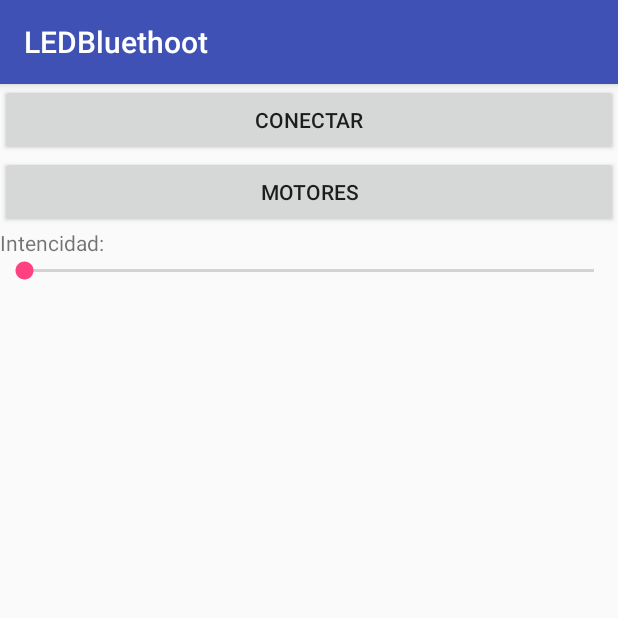
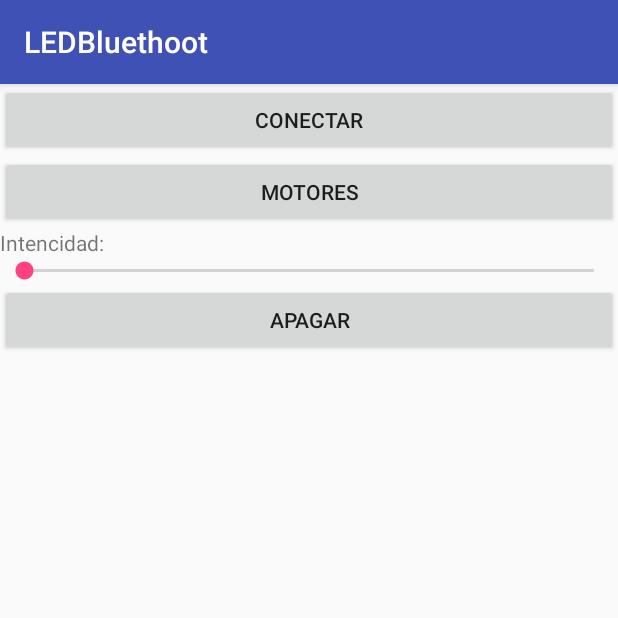
Before and after one commit to leonardoAlonso/appBluetooth, an Android app: the screen it shows after launch (MainActivity), after a tap on "MOTORES", on a phone screen of 412 x 824 dp, the top half of it. Run offline under Robolectric (Android 15) with nearby library versions, the phone set to English and light mode, and no system bars.

Commit message:
Se modifico el sketch para poder apagar ambos motores y se agrego un boton de apagado a la app

```diff
--- a/LEDBluethoot/app/src/main/java/com/example/leonardo/ledbluethoot/MainActivity.java
+++ b/LEDBluethoot/app/src/main/java/com/example/leonardo/ledbluethoot/MainActivity.java
@@ -21,7 +21,7 @@ import java.util.UUID;
 
 public class MainActivity extends AppCompatActivity {
 
-    Button btnConect, btnLed1, btnLed2;
+    Button btnConect, btnLed1, btnOff;
     SeekBar slider;
     TextView textoSlider;
     private static final int SOLICITA_ACTIVACION = 1;
@@ -46,6 +46,7 @@ public class MainActivity extends AppCompatActivity {
 
         btnConect = (Button)findViewById(R.id.Conect);
         btnLed1 = (Button)findViewById(R.id.btnLed1);
+        btnOff = (Button)findViewById(R.id.btnOff);
         slider = (SeekBar)findViewById(R.id.intencidad1);
         textoSlider = (TextView)findViewById(R.id.textView);
 
@@ -82,8 +83,19 @@ public class MainActivity extends AppCompatActivity {
             @Override
             public void onClick(View v) {
                 if(conexion){
-                    conecterThread.enviar("led1");
-                    conecterThread.enviar("led2");
+                    conecterThread.enviar("ON");
+                }else{
+                    Toast.makeText(getApplicationContext(), "Bluetooth no conectado", Toast.LENGTH_LONG).show();
+                }
+            }
+        });
+        ///////////////////////////////////////////////////////////
+        btnOff.setOnClickListener(new View.OnClickListener() {
+            @Override
+            public void onClick(View v) {
+                if(conexion){
+                    conecterThread.enviar("Off");
+                    conecterThread.enviar("Off");
                 }else{
                     Toast.makeText(getApplicationContext(), "Bluetooth no conectado", Toast.LENGTH_LONG).show();
                 }
--- a/LEDBluethoot/app/src/main/res/layout/activity_main.xml
+++ b/LEDBluethoot/app/src/main/res/layout/activity_main.xml
@@ -28,4 +28,9 @@
         android:layout_height="wrap_content"
         android:max = "255"
         android:id="@+id/intencidad1" />
+    <Button
+        android:text="Apagar"
+        android:layout_width="match_parent"
+        android:layout_height="wrap_content"
+        android:id="@+id/btnOff" />
 </LinearLayout>
```
Also changed, not shown: 1 other file.
